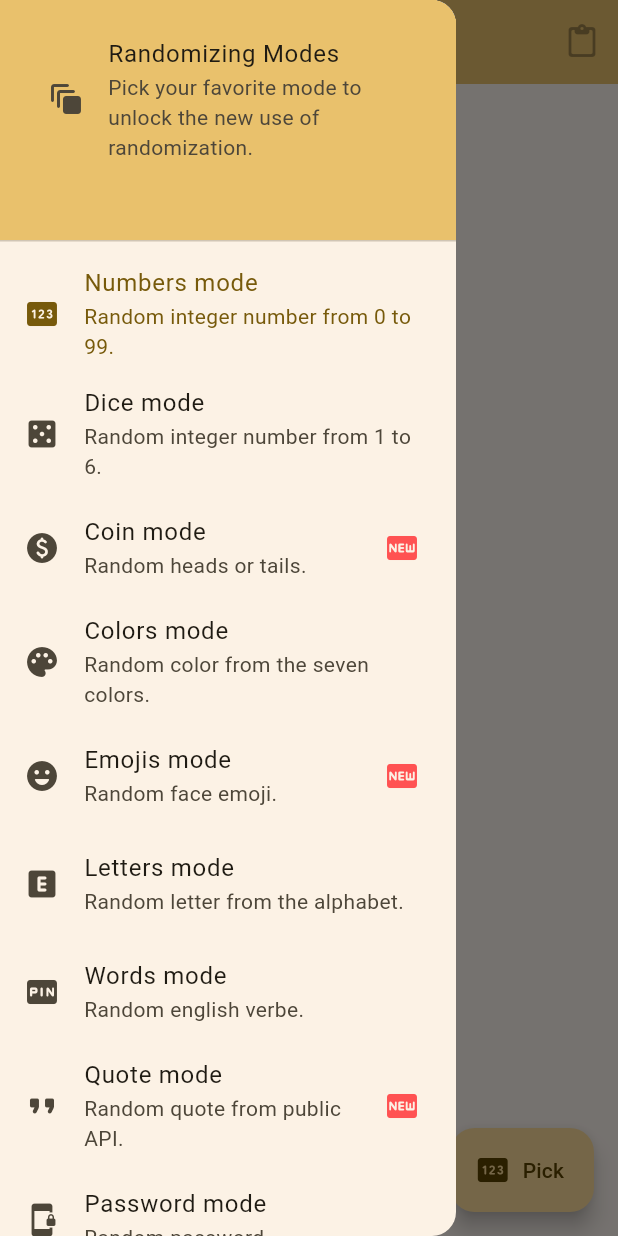
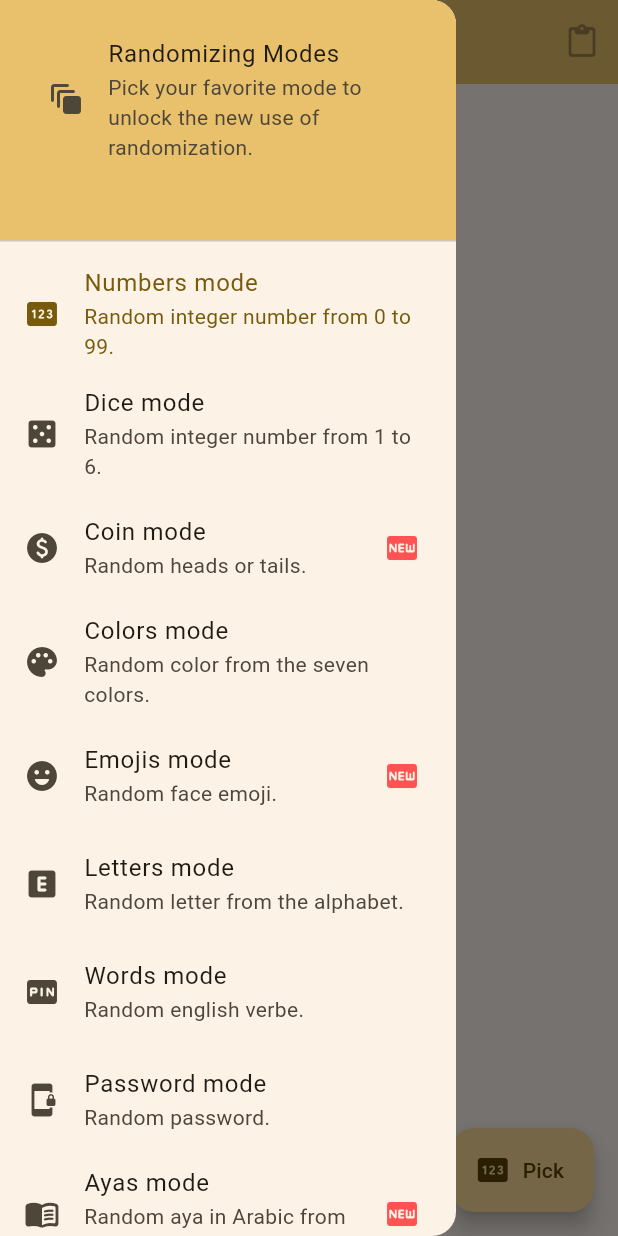
Before and after one commit to Meauh/randomizer, a Flutter app: the screen it shows after launch, with the side drawer open, on a phone screen of 412 x 824 dp. Run offline on Flutter 3.47's test engine with Material 3 defaults, Android fonts, the phone set to English and light mode, and no system bars; our stand-ins replace file_picker; missing offline and left inert: word_generator.

Commit message:
feat: implement aya mode. - chore: fix side menu order and new badges.

```diff
--- a/lib/main.dart
+++ b/lib/main.dart
@@ -105,20 +105,31 @@ class _MyHomePageState extends State<MyHomePage> {
       Icon(Icons.explicit_rounded),
     ),
     ("Words", "word", "english verbe.", Icon(Icons.fiber_pin_rounded)),
+    ("Password", "pass", "password.", Icon(Icons.phonelink_lock_rounded)),
+    (
+      "Ayas",
+      "aya",
+      "aya in Arabic from public API.",
+      Icon(Icons.menu_book_rounded),
+    ),
     (
       "Quote",
       "quote",
       "quote from public API.",
       Icon(Icons.format_quote_rounded),
     ),
-    ("Password", "pass", "password.", Icon(Icons.phonelink_lock_rounded)),
+    (
+      "Images",
+      "img",
+      "image from public API (uses unsplash).",
+      Icon(Icons.panorama),
+    ),
     (
       "Items",
       "file",
       "item from your costume file (.json contain list of strings).",
       Icon(Icons.upload_file_rounded),
     ),
-    ("Images", "img", "image from pexels or unsplash.", Icon(Icons.panorama)),
     (
       "Videos",
       "yt",
@@ -174,6 +185,9 @@ class _MyHomePageState extends State<MyHomePage> {
           break;
         case "emoji":
           _pickRandomEmoji();
+          break;
+        case "aya":
+          _pickRandomAya();
           break;
         default:
           _pickRandomInt();
@@ -381,7 +395,32 @@ class _MyHomePageState extends State<MyHomePage> {
       _randomValue =
           "https://picsum.photos/850?random=${DateTime.now().millisecondsSinceEpoch}";
     });
+  }
 
+  Future<void> _pickRandomAya() async {
+    String url =
+        'https://api.alquran.cloud/v1/ayah/${Random().nextInt(6236) + 1}';
+
+    try {
+      final response = await http.get(Uri.parse(url));
+
+      if (response.statusCode == 200) {
+        final data = json.decode(response.body);
+        final ayaBody =
+            '${data['data']['text']} \n${data['data']['surah']['name']} : ${data['data']['numberInSurah']}';
+        setState(() {
+          _randomValue = ayaBody;
+        });
+      } else {
+        ScaffoldMessenger.of(context).showSnackBar(
+          SnackBar(content: Text('Failed to load aya: ${response.statusCode}')),
+        );
+      }
+    } catch (e) {
+      ScaffoldMessenger.of(
+        context,
+      ).showSnackBar(SnackBar(content: Text('Error fetching aya: $e')));
+    }
   }
 
   Future<void> _pickRandomQuote() async {
@@ -554,7 +593,6 @@ class _MyHomePageState extends State<MyHomePage> {
             // Divider(indent: 24, endIndent: 24),
             ListTile(
               leading: modes[8].$4,
-              trailing: Icon(Icons.fiber_new_rounded, color: Colors.redAccent),
               title: Text('${modes[8].$1} mode'),
               subtitle: Text('Random ${modes[8].$3}'),
               selected: activeMode == 8,
@@ -563,6 +601,7 @@ class _MyHomePageState extends State<MyHomePage> {
             ),
             ListTile(
               leading: modes[9].$4,
+              trailing: Icon(Icons.fiber_new_rounded, color: Colors.redAccent),
               title: Text('${modes[9].$1} mode'),
               subtitle: Text('Random ${modes[9].$3}'),
               selected: activeMode == 9,
@@ -571,6 +610,7 @@ class _MyHomePageState extends State<MyHomePage> {
             ),
             ListTile(
               leading: modes[10].$4,
+              trailing: Icon(Icons.fiber_new_rounded, color: Colors.redAccent),
               title: Text('${modes[10].$1} mode'),
               subtitle: Text('Random ${modes[10].$3}'),
               selected: activeMode == 10,
@@ -579,6 +619,7 @@ class _MyHomePageState extends State<MyHomePage> {
             ),
             ListTile(
               leading: modes[11].$4,
+              trailing: Icon(Icons.fiber_new_rounded, color: Colors.redAccent),
               title: Text('${modes[11].$1} mode'),
               subtitle: Text('Random ${modes[11].$3}'),
               selected: activeMode == 11,
@@ -591,7 +632,7 @@ class _MyHomePageState extends State<MyHomePage> {
               subtitle: Text('Random ${modes[12].$3}'),
               selected: activeMode == 12,
               onTap: () => _changeMode(modeIndex: 12),
-              enabled: false,
+              // enabled: false,
             ),
             Divider(indent: 12, endIndent: 12),
             ListTile(
```
